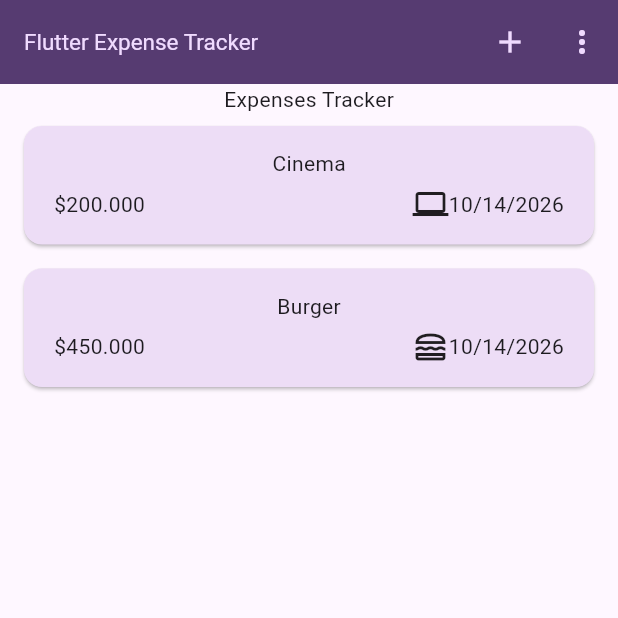
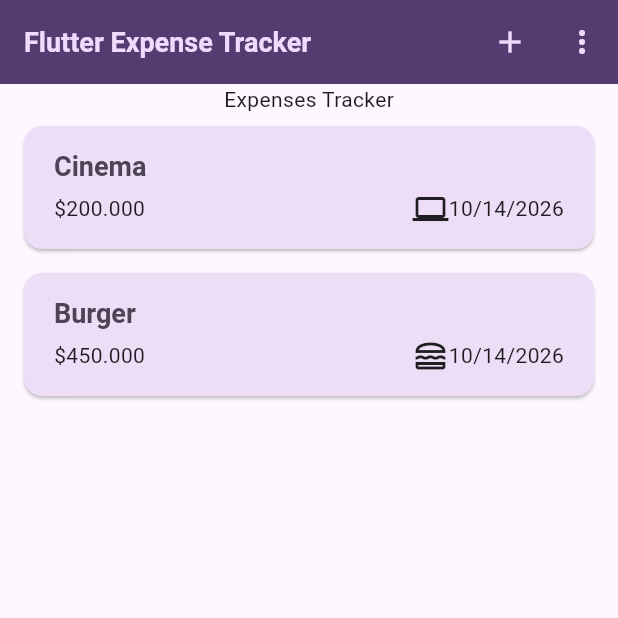
Before and after one commit to UzmiSoftwareEng/Learning_Professional_Flutter_from_Udemy, a Flutter app: the screen it shows after launch, on a phone screen of 412 x 824 dp, the top half of it. Run offline on Flutter 3.47's test engine with Material 3 defaults, Android fonts, the phone set to English and light mode, and no system bars; our stand-ins replace google_fonts.

Commit message:
Using ThemeData in widgets for avoiding hardcode and update the Ui color/stlye

```diff
--- a/Expense Tracker/day 98/lib/expense_item.dart
+++ b/Expense Tracker/day 98/lib/expense_item.dart
@@ -15,8 +15,11 @@
           vertical: 15
         ),
         child: Column(
+          crossAxisAlignment: CrossAxisAlignment.start,
           children: [
-            Text(expense.title),
+            Text(expense.title,
+                style: Theme.of(context).textTheme.titleLarge,
+            ),
             SizedBox(
               height: 5,
             ),
--- a/Expense Tracker/day 98/lib/expenses_list.dart
+++ b/Expense Tracker/day 98/lib/expenses_list.dart
@@ -20,10 +20,9 @@
         key: ValueKey(expenses[index]),
         direction: DismissDirection.endToStart,
         background: Container(
-          color: Colors.purple.shade300,
+          color: Theme.of(context).colorScheme.error.withOpacity(0.5),
           alignment: Alignment.centerRight,
-          padding: EdgeInsets.symmetric(horizontal: 20),
-          child: Icon(Icons.delete, color: Colors.white,),
+          margin: EdgeInsets.symmetric(horizontal: Theme.of(context).cardTheme.margin!.horizontal,)
         ),
         confirmDismiss: (direction) async {
           final shouldDelete = await showDialog<bool>(
--- a/Expense Tracker/day 98/lib/main.dart
+++ b/Expense Tracker/day 98/lib/main.dart
@@ -26,9 +26,9 @@
             ),
         ),
         textTheme: ThemeData().textTheme.copyWith(
-          titleLarge: TextStyle(fontWeight: FontWeight.normal,
+          titleLarge: TextStyle(fontWeight: FontWeight.bold,
             color: kColorScheme.onSecondaryContainer,
-            fontSize: 15,
+            fontSize: 18,
 
           ),
         ),
```
Also changed, not shown: Expense Tracker/notes/using Themedata in Widgets.png (added).
